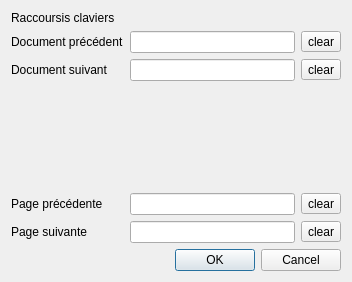
Before: the Qt Designer form optiondialog.ui in antigol/Qflex, drawn with Qt 5.
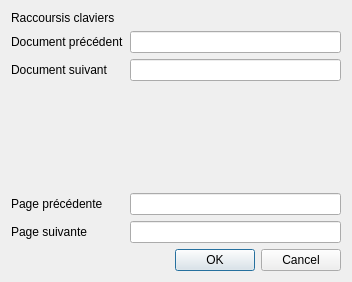
After: the same form once the commit is applied. Icons and pictures are not drawn. Custom widgets are drawn as their Qt base class.

The edit to the form file:
```diff
--- a/optiondialog.ui
+++ b/optiondialog.ui
@@ -58,17 +58,6 @@
        <item>
         <widget class="KeyLineEdit" name="lineEdit_dp"/>
        </item>
-       <item>
-        <widget class="QToolButton" name="toolButton_2">
-         <property name="text">
-          <string>clear</string>
-         </property>
-         <property name="icon">
-          <iconset resource="images.qrc">
-           <normaloff>:/ico/clear.png</normaloff>:/ico/clear.png</iconset>
-         </property>
-        </widget>
-       </item>
       </layout>
      </item>
      <item row="2" column="1">
@@ -76,17 +65,6 @@
        <item>
         <widget class="KeyLineEdit" name="lineEdit_ds"/>
        </item>
-       <item>
-        <widget class="QToolButton" name="toolButton">
-         <property name="text">
-          <string>clear</string>
-         </property>
-         <property name="icon">
-          <iconset resource="images.qrc">
-           <normaloff>:/ico/clear.png</normaloff>:/ico/clear.png</iconset>
-         </property>
-        </widget>
-       </item>
       </layout>
      </item>
      <item row="4" column="0">
@@ -108,17 +86,6 @@
        <item>
         <widget class="KeyLineEdit" name="lineEdit_pp"/>
        </item>
-       <item>
-        <widget class="QToolButton" name="toolButton_4">
-         <property name="text">
-          <string>clear</string>
-         </property>
-         <property name="icon">
-          <iconset resource="images.qrc">
-           <normaloff>:/ico/clear.png</normaloff>:/ico/clear.png</iconset>
-         </property>
-        </widget>
-       </item>
       </layout>
      </item>
      <item row="5" column="1">
@@ -126,17 +93,6 @@
        <item>
         <widget class="KeyLineEdit" name="lineEdit_ps"/>
        </item>
-       <item>
-        <widget class="QToolButton" name="toolButton_3">
-         <property name="text">
-          <string>clear</string>
-         </property>
-         <property name="icon">
-          <iconset resource="images.qrc">
-           <normaloff>:/ico/clear.png</normaloff>:/ico/clear.png</iconset>
-         </property>
-        </widget>
-       </item>
       </layout>
      </item>
     </layout>
```
Left out of the diff: 68 changed lines with no effect on the pictures.
